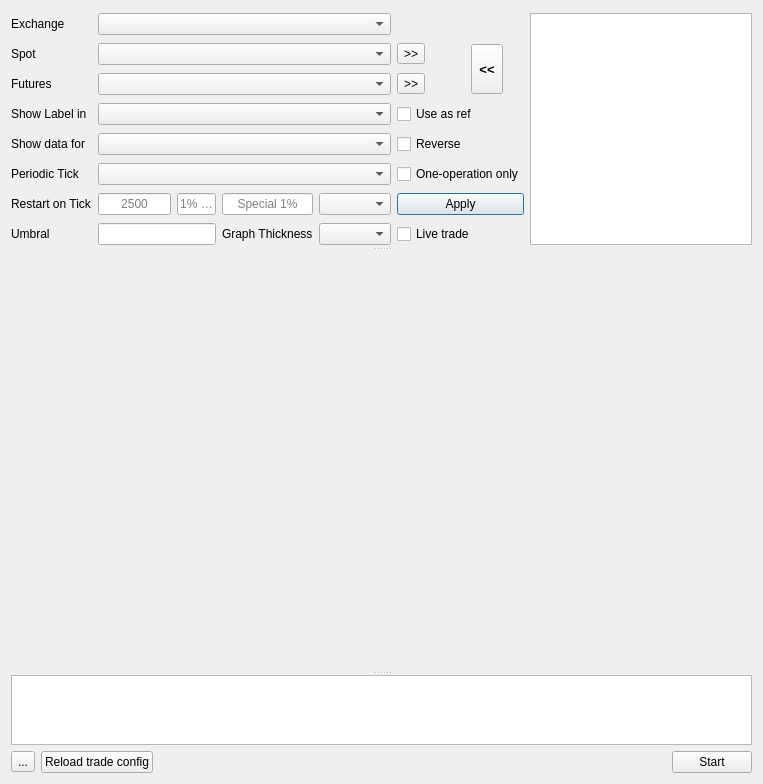
Qt form ui/maindialog.ui (iamOgunyinka/octo-broccoli) before a commit.
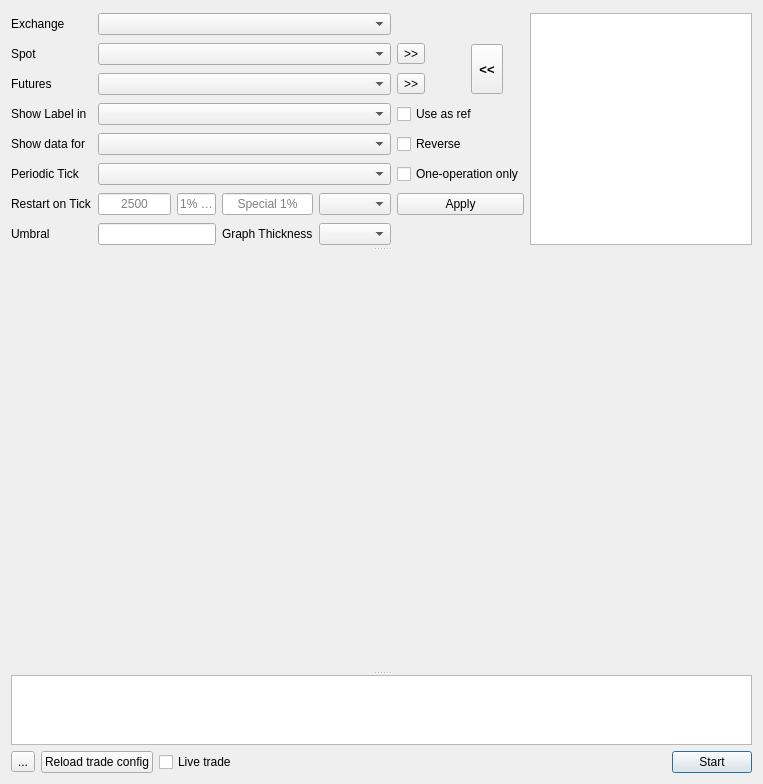
The same form after that commit. Custom widgets are drawn as their Qt base class.

```diff
--- a/ui/maindialog.ui
+++ b/ui/maindialog.ui
@@ -14,7 +14,14 @@
    <string>Korrelator</string>
   </property>
   <layout class="QGridLayout" name="gridLayout_2">
-   <item row="1" column="3">
+   <item row="1" column="5">
+    <widget class="QPushButton" name="startButton">
+     <property name="text">
+      <string>Start</string>
+     </property>
+    </widget>
+   </item>
+   <item row="1" column="4">
     <spacer name="horizontalSpacer">
      <property name="orientation">
       <enum>Qt::Horizontal</enum>
@@ -27,7 +34,14 @@
      </property>
     </spacer>
    </item>
-   <item row="0" column="0" colspan="5">
+   <item row="1" column="0" colspan="2">
+    <widget class="QToolButton" name="settingsButton">
+     <property name="text">
+      <string>...</string>
+     </property>
+    </widget>
+   </item>
+   <item row="0" column="0" colspan="6">
     <widget class="QSplitter" name="splitter_2">
      <property name="orientation">
       <enum>Qt::Vertical</enum>
@@ -236,13 +250,6 @@
        <item row="7" column="5" colspan="2">
         <widget class="QComboBox" name="graphThicknessCombo"/>
        </item>
-       <item row="7" column="7" colspan="2">
-        <widget class="QCheckBox" name="liveTradeCheckbox">
-         <property name="text">
-          <string>Live trade</string>
-         </property>
-        </widget>
-       </item>
       </layout>
      </widget>
      <widget class="QSplitter" name="splitter">
@@ -261,20 +268,6 @@
      </widget>
     </widget>
    </item>
-   <item row="1" column="0" colspan="2">
-    <widget class="QToolButton" name="settingsButton">
-     <property name="text">
-      <string>...</string>
-     </property>
-    </widget>
-   </item>
-   <item row="1" column="4">
-    <widget class="QPushButton" name="startButton">
-     <property name="text">
-      <string>Start</string>
-     </property>
-    </widget>
-   </item>
    <item row="1" column="2">
     <widget class="QPushButton" name="reloadTradeConfigButton">
      <property name="text">
@@ -282,6 +275,13 @@
      </property>
     </widget>
    </item>
+   <item row="1" column="3">
+    <widget class="QCheckBox" name="liveTradeCheckbox">
+     <property name="text">
+      <string>Live trade</string>
+     </property>
+    </widget>
+   </item>
   </layout>
  </widget>
  <customwidgets>
```
